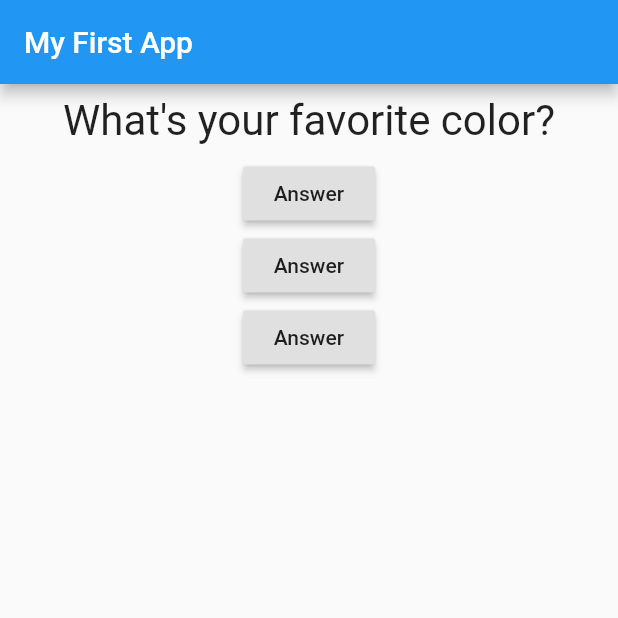
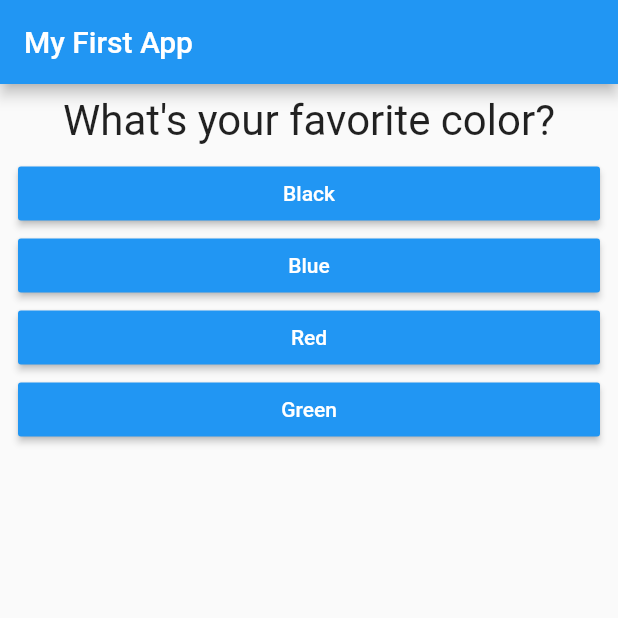
Before and after one commit to BRO3886/Flutter-Question-Answer-App, a Flutter app: the screen it shows after launch, on a phone screen of 412 x 824 dp, the top half of it. Run offline on Flutter 3.47's test engine with Material 2 defaults, Android fonts, the phone set to English and light mode, and no system bars.

Commit message:
added answer.dart and made some internal changes

```diff
--- /dev/null
+++ b/lib/answer.dart
@@ -0,0 +1,27 @@
+import 'package:flutter/material.dart';
+
+class Answer extends StatelessWidget {
+
+  final Function questionHandler;
+  final String answerText;
+
+  Answer(this.questionHandler, this.answerText);
+
+  @override
+  Widget build(BuildContext context) {
+    return Padding(
+      padding: const EdgeInsets.fromLTRB(12, 0, 12, 0),
+      child: Container(
+        width: double.infinity,
+        child: RaisedButton(
+          onPressed: questionHandler,
+          child: Text(
+            answerText,
+            style: TextStyle(color: Colors.white),
+          ),
+          color: Colors.blue,
+        ),
+      ),
+    );
+  }
+}
--- a/lib/main.dart
+++ b/lib/main.dart
@@ -1,6 +1,6 @@
 import 'package:flutter/cupertino.dart';
 import 'package:flutter/material.dart';
-
+import './answer.dart';
 import './question.dart';
 
 void main() => runApp(MyApp());
@@ -16,7 +16,8 @@ class _MyAppState extends State<MyApp> {
   void _answerQuestion() {
     setState(() {
       _questionIndex++;
-      if(_questionIndex > 2){
+
+      if (_questionIndex > 2) {
         _questionIndex = 0;
       }
     });
@@ -25,10 +26,19 @@ class _MyAppState extends State<MyApp> {
 
   @override
   Widget build(BuildContext context) {
-    var questions = [
-      'What\'s your favorite color?',
-      'What\'s your favorite animal?',
-      'What\'s your favorite number?',
+    final _questions = [
+      {
+        'questionText': 'What\'s your favorite color?',
+        'answers': ['Black', 'Blue', 'Red', 'Green']
+      },
+      {
+        'questionText': 'What\'s your favorite animal?',
+        'answers': ['Tiger', 'Lion', 'Elephant', 'Snake']
+      },
+      {
+        'questionText': 'What\'s your favorite season?',
+        'answers': ['Summer', 'Winter', 'Monsoon', 'Spring']
+      },
     ];
 
     return MaterialApp(
@@ -38,19 +48,11 @@ class _MyAppState extends State<MyApp> {
             ),
             body: Column(
               children: <Widget>[
-                Question(questions[_questionIndex]),
-                RaisedButton(
-                  onPressed: _answerQuestion,
-                  child: Text('Answer')
-                ),
-                RaisedButton(
-                  onPressed: _answerQuestion,
-                  child: Text('Answer'),
-                ),
-                RaisedButton(
-                  onPressed: _answerQuestion,
-                  child: Text('Answer'),
-                ),
+                Question(_questions[_questionIndex]['questionText']),
+                ...(_questions[_questionIndex]['answers'] as List<String>)
+                    .map((answer) {
+                  return Answer(_answerQuestion, answer);
+                }).toList()
               ],
             )));
   }
--- a/lib/question.dart
+++ b/lib/question.dart
@@ -1,7 +1,7 @@
 import 'package:flutter/material.dart';
 
 class Question extends StatelessWidget {
-  String questionText;
+  final String questionText;
 
   Question(this.questionText);
 
```
